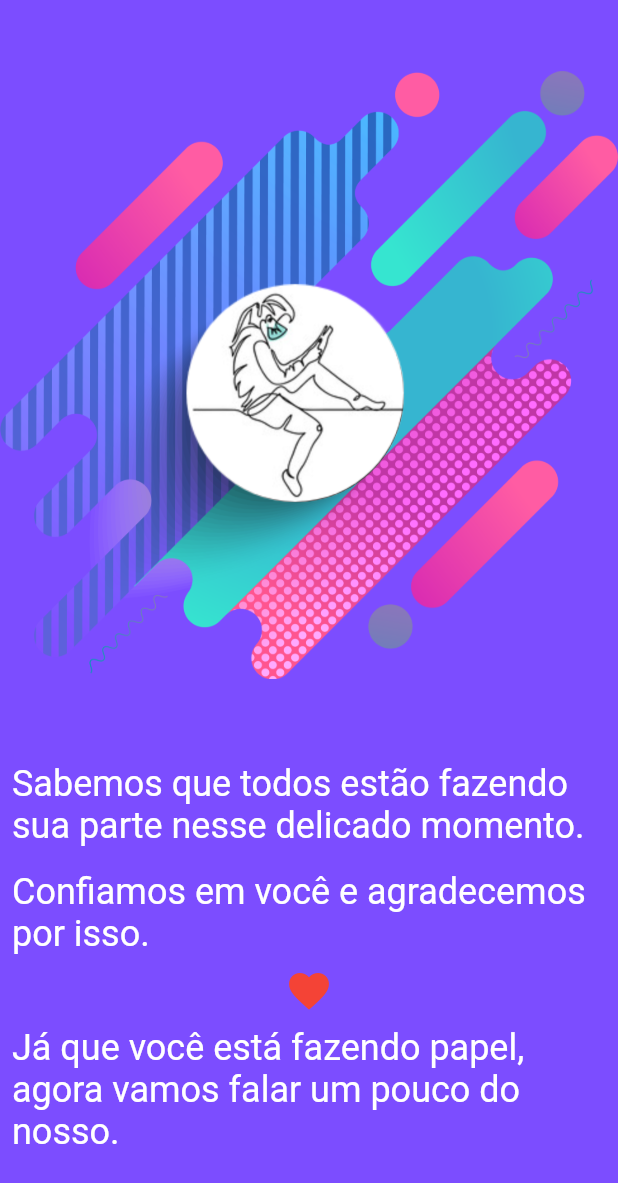
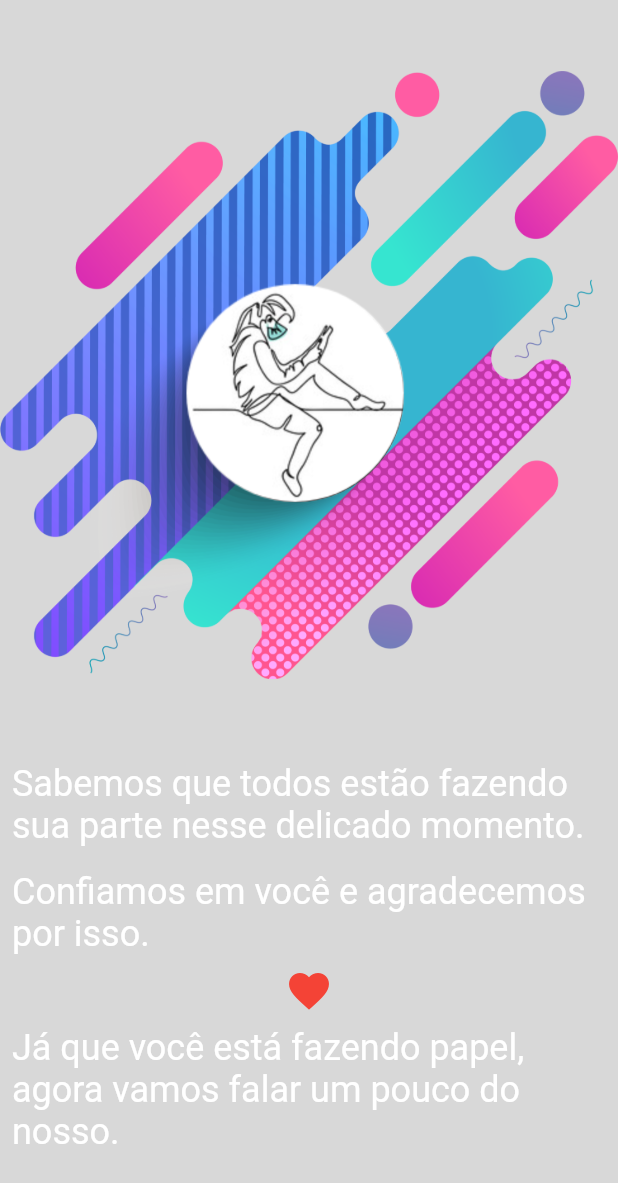
Before and after one commit to kauemurakami/profectus, a Flutter app: the screen it shows after launch, swiped to page 2, on a phone screen of 412 x 824 dp. Shown: the top 1183 px of the screen. Run offline on Flutter 3.47's test engine with Material 2 defaults, Android fonts, the light colour scheme and no system bars; drawn by our look-alikes of liquid_swipe; our stand-ins replace get.

Commit message:
cores att

```diff
--- a/lib/app/modules/landing/landing_page.dart
+++ b/lib/app/modules/landing/landing_page.dart
@@ -13,7 +13,7 @@ class LandingPage extends GetView<LandingController> {
 
   List<Container> a = [
     Container(
-      color: Colors.pink,
+      color: Color(0xffFAAC58),
       child: Column(
         crossAxisAlignment: CrossAxisAlignment.center,
         mainAxisSize: MainAxisSize.max,
@@ -47,7 +47,7 @@ class LandingPage extends GetView<LandingController> {
       ),
     ),
     Container(
-      color: Colors.deepPurpleAccent,
+      color: Color(0xffD8D8D8),
       child: Column(
         crossAxisAlignment: CrossAxisAlignment.center,
         mainAxisSize: MainAxisSize.max,
@@ -90,7 +90,7 @@ class LandingPage extends GetView<LandingController> {
       ),
     ),
     Container(
-      color: Colors.greenAccent,
+      color: Color(0xffFA5858),
       child: Column(
         crossAxisAlignment: CrossAxisAlignment.center,
         mainAxisSize: MainAxisSize.max,
@@ -129,7 +129,7 @@ class LandingPage extends GetView<LandingController> {
       ),
     ),
     Container(
-      color: Colors.yellowAccent,
+      color: Color(0xffDA81F5),
       child: Column(
         crossAxisAlignment: CrossAxisAlignment.center,
         mainAxisSize: MainAxisSize.max,
@@ -168,7 +168,7 @@ class LandingPage extends GetView<LandingController> {
       ),
     ),
     Container(
-      color: Colors.redAccent,
+      color: Color(0xff58ACFA),
       child: Column(
         crossAxisAlignment: CrossAxisAlignment.center,
         mainAxisSize: MainAxisSize.max,
@@ -217,7 +217,7 @@ class LandingPage extends GetView<LandingController> {
       ),
     ),
     Container(
-      color: Colors.cyanAccent,
+      color: Color(0xffF3F781),
       child: Column(
         crossAxisAlignment: CrossAxisAlignment.center,
         mainAxisSize: MainAxisSize.max,
```
Also changed, not shown: assets/images/vacine.png.
